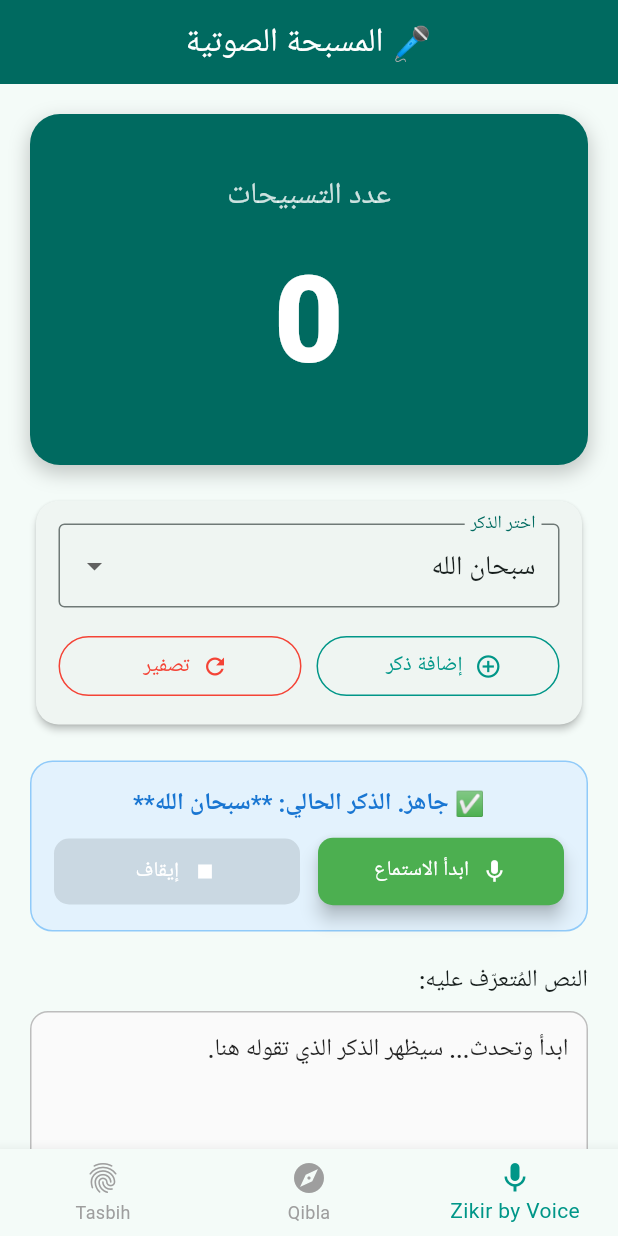
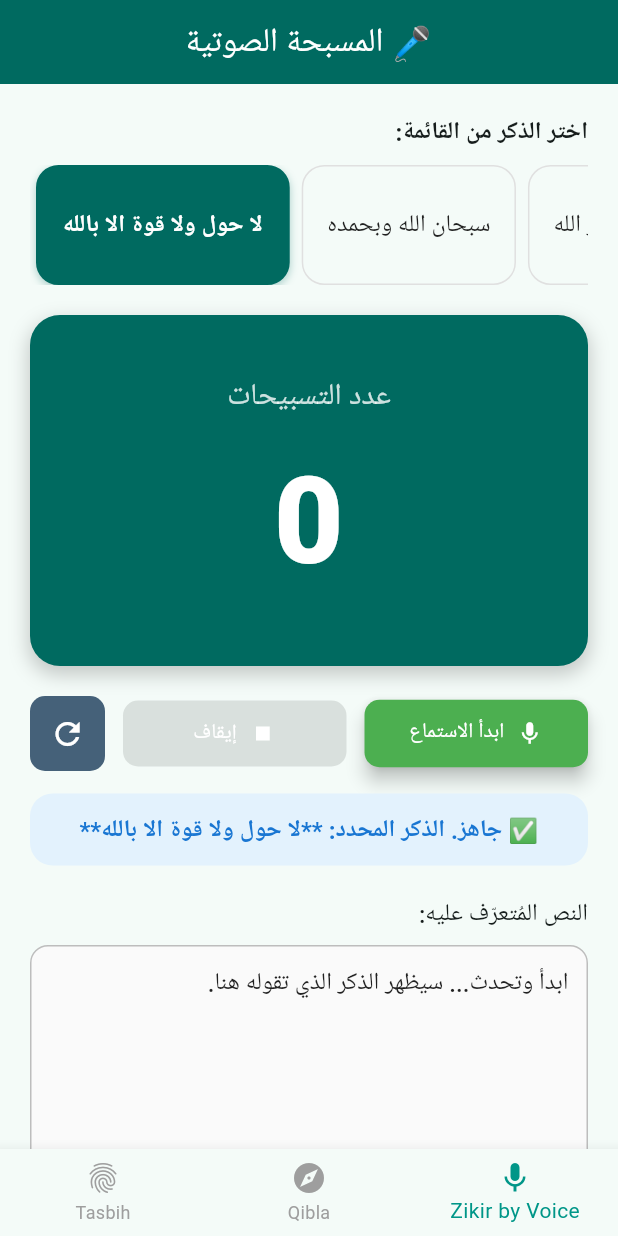
Before and after one commit to Muhmdzahran/flutter-app, a Flutter app: the screen it shows after launch, item 3 of the bottom bar chosen, on a phone screen of 412 x 824 dp. Run offline on Flutter 3.47's test engine with Material 3 defaults, Android fonts, the phone set to English and light mode, and no system bars; our stand-ins replace flutter_compass, flutter_local_notifications, geolocator, speech_to_text, timezone, vibration.

Commit message:
Update features

```diff
--- a/lib/pages/zikir_by_voice.dart
+++ b/lib/pages/zikir_by_voice.dart
@@ -1,13 +1,18 @@
 import 'package:flutter/material.dart';
 import 'package:speech_to_text/speech_to_text.dart' as stt;
 
-// Initial constant map for available Zikr phrases
+// 💡 [UPDATE] The new, comprehensive list of Zikr phrases
 const Map<String, String> _initialAdhkar = {
+  'لا حول ولا قوة الا بالله': 'لا حول ولا قوة الا بالله',
+  'سبحان الله وبحمده': 'سبحان الله وبحمده',
+  'استغفر الله': 'استغفر الله',
+  'اللهم صل وسلم على نبينا محمد': 'اللهم صل وسلم على نبينا محمد',
+  'الحمد لله': 'الحمد لله',
+  'سبحان الله وبحمده سبحان الله العظيم': 'سبحان الله وبحمده سبحان الله العظيم',
   'سبحان الله': 'سبحان الله',
-  'الحمد لله': 'الحمد لله',
+  'سبحان الله العظيم': 'سبحان الله العظيم',
+  'لا اله الا الله': 'لا اله الا الله',
   'الله اكبر': 'الله اكبر',
-  'استغفر الله': 'استغفر الله',
-  'لا إله إلا الله': 'لا إله إلا الله',
 };
 
 class ZikirByVoicePage extends StatefulWidget {
@@ -25,18 +30,16 @@ class _ZikirByVoicePageState extends State<ZikirByVoicePage> {
   String _spokenText = '';
 
   // --- Zikr/Counter State ---
-  // 💡 [CHANGE] Make this list mutable by moving it into the State
-  Map<String, String> _adhkar = Map.from(_initialAdhkar);
-  String _selectedZikr = _initialAdhkar.keys.first;
+  final Map<String, String> _adhkar = Map.from(_initialAdhkar);
+  late String _selectedZikr;
   int _zikrCount = 0;
   int _processedTextLength = 0;
   int _textOccurrenceCount = 0;
 
-  final _customZikrController = TextEditingController();
-
   @override
   void initState() {
     super.initState();
+    _selectedZikr = _initialAdhkar.keys.first;
     _initStt();
   }
 
@@ -119,21 +122,51 @@ class _ZikirByVoicePageState extends State<ZikirByVoicePage> {
   @override
   void dispose() {
     _stt.cancel();
-    _customZikrController.dispose();
     super.dispose();
   }
 
-  // --- Zikr/Counter Methods (Logic Unchanged) ---
+  // --- Zikr/Counter Methods ---
 
+  // 💡 [REVISED] Helper function with enhanced normalization for common STT errors (صل/صلي, Hamza)
   int _countOccurrences(String text, String target) {
     if (target.isEmpty) return 0;
 
+    // 1. Core Normalization Function (Hamza/Alif Maqsura)
     String normalize(String s) {
-      return s.replaceAll(RegExp(r'[أ]'), 'ا');
+      // Consolidate Hamza variations (أ, آ, إ, ئ, ؤ) to a simple Alif (ا)
+      s = s.replaceAll(RegExp(r'[أآإئؤ]'), 'ا');
+      // Normalize Alif Maqsura (ى) to Ya' (ي)
+      s = s.replaceAll('ى', 'ي');
+      return s;
     }
 
+    // 2. Define the set of normalized target strings to check against
+    List<String> normalizedTargets = [];
+    String baseTarget = normalize(target);
+    normalizedTargets.add(baseTarget);
+
+    // Add common STT error variations (e.g., صل <-> صلي)
+    if (baseTarget.endsWith('ل') && baseTarget.length > 1) {
+      // If target is 'صل', add 'صلي'
+      normalizedTargets.add(baseTarget + 'ي');
+    } else if (baseTarget.endsWith('ي') && baseTarget.length > 1) {
+      // If target is 'صلي', add 'صل'
+      normalizedTargets.add(baseTarget.substring(0, baseTarget.length - 1));
+    }
+
+    // Add variations for 'الا' / 'إلا'
+    if (baseTarget.contains('ا للّه')) {
+        normalizedTargets.add(baseTarget.replaceAll('ا للّه', 'ا للّه'));
+    }
+
+    // 3. Normalize the recognized text once
     final normalizedText = normalize(text);
-    final normalizedTarget = normalize(target);
+
+    int totalCount = 0;
+
+    // 4. Iterate over all valid targets and count occurrences
+    for (final normalizedTarget in normalizedTargets) {
+      if (normalizedTarget.isEmpty) continue;
 
       int count = 0;
       int index = 0;
@@ -144,7 +177,15 @@ class _ZikirByVoicePageState extends State<ZikirByVoicePage> {
         count++;
         index += normalizedTarget.length;
       }
-    return count;
+
+      // If we found a match for any variation, use that count and stop.
+      if (count > 0) {
+          totalCount = count;
+          break;
+      }
+    }
+
+    return totalCount;
   }
 
   void _resetCount() {
@@ -156,65 +197,23 @@ class _ZikirByVoicePageState extends State<ZikirByVoicePage> {
     });
   }
 
-  // 💡 [NEW METHOD] for adding custom Zikr
-  void _addCustomZikr(String zikr) {
-    final trimmedZikr = zikr.trim();
-    if (trimmedZikr.isNotEmpty && !_adhkar.containsKey(trimmedZikr)) {
+  void _selectZikr(String zikr) {
+    if (_listening) return; // Cannot change while listening
     setState(() {
-        _adhkar[trimmedZikr] = trimmedZikr;
-        _selectedZikr = trimmedZikr;
+      _selectedZikr = zikr;
       _resetCount();
     });
   }
-  }
 
-  // 💡 [NEW WIDGET] to show the Add Custom Zikr Dialog
-  void _showAddCustomZikrDialog(BuildContext context) {
-    _customZikrController.clear();
-    showDialog(
-      context: context,
-      builder: (BuildContext context) {
-        return Directionality(
-          textDirection: TextDirection.rtl,
-          child: AlertDialog(
-            title: const Text('إضافة ذكر مخصص'),
-            content: TextField(
-              controller: _customZikrController,
-              decoration: const InputDecoration(
-                labelText: 'الذكر الذي تريد إضافته (مثلاً: لا حول ولا قوة إلا بالله)',
-                border: OutlineInputBorder(),
-              ),
-              textAlign: TextAlign.right,
-            ),
-            actions: <Widget>[
-              TextButton(
-                child: const Text('إلغاء'),
-                onPressed: () => Navigator.of(context).pop(),
-              ),
-              ElevatedButton(
-                child: const Text('إضافة'),
-                onPressed: () {
-                  if (_customZikrController.text.isNotEmpty) {
-                    _addCustomZikr(_customZikrController.text);
-                    Navigator.of(context).pop();
-                  }
-                },
-              ),
-            ],
-          ),
-        );
-      },
-    );
-  }
-
-  // --- Widget Build (UI Improvements) ---
+  // --- Widget Builders (UI) ---
 
   Widget _buildCounterDisplay(BuildContext context) {
+    final theme = Theme.of(context);
     return Container(
       width: double.infinity,
       padding: const EdgeInsets.symmetric(vertical: 40, horizontal: 20),
       decoration: BoxDecoration(
-        color: Theme.of(context).primaryColor,
+        color: theme.colorScheme.primary, // Use theme color
         borderRadius: BorderRadius.circular(20),
         boxShadow: [
           BoxShadow(
@@ -249,6 +248,72 @@ class _ZikirByVoicePageState extends State<ZikirByVoicePage> {
     );
   }
 
+  Widget _buildZikrCatalog() {
+    return Column(
+      crossAxisAlignment: CrossAxisAlignment.stretch,
+      children: [
+        const Text(
+          'اختر الذكر من القائمة:',
+          style: TextStyle(fontSize: 16, fontWeight: FontWeight.bold),
+          textDirection: TextDirection.rtl,
+        ),
+        const SizedBox(height: 10),
+        SizedBox(
+          height: 80, // Fixed height for the horizontal list
+          child: ListView.builder(
+            scrollDirection: Axis.horizontal,
+            reverse: true, // RTL scrolling
+            itemCount: _adhkar.length,
+            itemBuilder: (context, index) {
+              final zikr = _adhkar.keys.elementAt(index);
+              final isSelected = zikr == _selectedZikr;
+              final theme = Theme.of(context);
+
+              return Padding(
+                padding: const EdgeInsets.symmetric(horizontal: 4.0),
+                child: GestureDetector(
+                  onTap: _listening ? null : () => _selectZikr(zikr),
+                  child: Container(
+                    padding: const EdgeInsets.symmetric(horizontal: 16, vertical: 8),
+                    decoration: BoxDecoration(
+                      color: isSelected ? theme.colorScheme.primary : theme.cardColor,
+                      borderRadius: BorderRadius.circular(15),
+                      border: Border.all(
+                        color: isSelected ? theme.colorScheme.primary : Colors.grey.shade300,
+                        width: isSelected ? 2 : 1,
+                      ),
+                      boxShadow: isSelected
+                          ? [
+                              BoxShadow(
+                                color: theme.colorScheme.primary.withOpacity(0.3),
+                                blurRadius: 4,
+                                offset: const Offset(0, 2),
+                              )
+                            ]
+                          : null,
+                    ),
+                    alignment: Alignment.center,
+                    child: Text(
+                      zikr,
+                      textDirection: TextDirection.rtl,
+                      style: TextStyle(
+                        fontSize: 16,
+                        fontWeight: isSelected ? FontWeight.bold : FontWeight.normal,
+                        color: isSelected
+                            ? Colors.white
+                            : (theme.brightness == Brightness.dark ? Colors.white : Colors.black87),
+                      ),
+                    ),
+                  ),
+                ),
+              );
+            },
+          ),
+        ),
+      ],
+    );
+  }
+
   @override
   Widget build(BuildContext context) {
     final theme = Theme.of(context);
@@ -258,7 +323,7 @@ class _ZikirByVoicePageState extends State<ZikirByVoicePage> {
       appBar: AppBar(
         title: const Text('المسبحة الصوتية 🎤'),
         centerTitle: true,
-        backgroundColor: theme.primaryColor,
+        backgroundColor: theme.colorScheme.primary,
         foregroundColor: Colors.white,
       ),
       body: Directionality(
@@ -268,111 +333,19 @@ class _ZikirByVoicePageState extends State<ZikirByVoicePage> {
           child: Column(
             crossAxisAlignment: CrossAxisAlignment.stretch,
             children: [
-              // 1. Main Counter Display
+              // 1. Zikr Catalog (Horizontal Row)
+              _buildZikrCatalog(),
+
+              const SizedBox(height: 20),
+
+              // 2. Main Counter Display
               _buildCounterDisplay(context),
 
               const SizedBox(height: 20),
 
-              // 2. Zikr Selection and Controls
-              Card(
-                elevation: 2,
-                shape: RoundedRectangleBorder(borderRadius: BorderRadius.circular(15)),
-                child: Padding(
-                  padding: const EdgeInsets.all(15.0),
-                  child: Column(
-                    children: [
-                      // Dropdown for Zikr Selection
-                      DropdownButtonFormField<String>(
-                        decoration: InputDecoration(
-                          labelText: 'اختر الذكر',
-                          border: const OutlineInputBorder(),
-                          enabled: !_listening,
-                          labelStyle: TextStyle(color: _listening ? Colors.grey : theme.primaryColor),
-                        ),
-                        value: _selectedZikr, // Use 'value' instead of 'initialValue' when managed by state
-                        items: _adhkar.keys
-                            .map((String zikr) => DropdownMenuItem<String>(
-                                  value: zikr,
-                                  child: Text(zikr, style: const TextStyle(fontSize: 18)),
-                                ))
-                            .toList(),
-                        onChanged: _listening
-                            ? null
-                            : (String? newValue) {
-                                if (newValue != null) {
-                                  setState(() {
-                                    _selectedZikr = newValue;
-                                    _resetCount();
-                                  });
-                                }
-                              },
-                      ),
-                      const SizedBox(height: 15),
-
-                      // Row for Add Custom Zikr and Reset Button
+              // 3. Control Buttons and Reset
               Row(
-                        children: [
-                          // 💡 [NEW BUTTON] Add Custom Zikr
-                          Expanded(
-                            child: OutlinedButton.icon(
-                              icon: const Icon(Icons.add_circle_outline),
-                              label: const Text('إضافة ذكر'),
-                              style: OutlinedButton.styleFrom(
-                                foregroundColor: Colors.teal,
-                                side: const BorderSide(color: Colors.teal),
-                              ),
-                              onPressed: _listening ? null : () => _showAddCustomZikrDialog(context),
-                            ),
-                          ),
-                          const SizedBox(width: 10),
-                          // Reset Button
-                          Expanded(
-                            child: OutlinedButton.icon(
-                              icon: const Icon(Icons.refresh),
-                              label: const Text('تصفير'),
-                              style: OutlinedButton.styleFrom(
-                                foregroundColor: Colors.red,
-                                side: const BorderSide(color: Colors.red),
-                              ),
-                              onPressed: _resetCount,
-                            ),
-                          ),
-                        ],
-                      ),
-                    ],
-                  ),
-                ),
-              ),
-
-              const SizedBox(height: 20),
-
-              // 3. Status and Control Buttons
-              Container(
-                padding: const EdgeInsets.all(15),
-                decoration: BoxDecoration(
-                  color: _listening ? Colors.green.shade50 : Colors.blue.shade50,
-                  borderRadius: BorderRadius.circular(15),
-                  border: Border.all(
-                    color: _listening ? Colors.green.shade200 : Colors.blue.shade200,
-                  ),
-                ),
-                child: Column(
-                  children: [
-                    Text(
-                      _available
-                          ? (_listening
-                              ? '🎧 يستمع الآن... قل: **$_selectedZikr**'
-                              : '✅ جاهز. الذكر الحالي: **$_selectedZikr**')
-                          : '⚠️ التعرّف على الكلام غير متاح على هذا الجهاز',
-                      style: TextStyle(
-                        color: _listening ? Colors.green.shade700 : Colors.blue.shade700,
-                        fontSize: 16,
-                        fontWeight: FontWeight.bold,
-                      ),
-                      textAlign: TextAlign.center,
-                    ),
-                    const SizedBox(height: 10),
-                    Row(
+                mainAxisAlignment: MainAxisAlignment.spaceBetween,
                 children: [
                   Expanded(
                     child: ElevatedButton.icon(
@@ -401,7 +374,59 @@ class _ZikirByVoicePageState extends State<ZikirByVoicePage> {
                       onPressed: _listening ? _stopListening : null,
                     ),
                   ),
+                  const SizedBox(width: 12),
+                  // Reset Button
+                  SizedBox(
+                    width: 50,
+                    height: 50,
+                    child: IconButton.filled(
+                      icon: const Icon(Icons.refresh),
+                      color: Colors.white,
+                      style: IconButton.styleFrom(
+                        backgroundColor: theme.colorScheme.tertiary,
+                        shape: RoundedRectangleBorder(borderRadius: BorderRadius.circular(10)),
+                      ),
+                      onPressed: _resetCount,
+                    ),
+                  ),
                 ],
+              ),
+
+              const SizedBox(height: 15),
+
+              // 4. Status and Selected Zikr
+              Container(
+                padding: const EdgeInsets.all(12),
+                decoration: BoxDecoration(
+                  color: _listening ? Colors.green.shade50 : Colors.blue.shade50,
+                  borderRadius: BorderRadius.circular(15),
+                ),
+                child: Column(
+                  children: [
+                    Text(
+                      _available
+                          ? (_listening
+                              ? '🎧 يستمع الآن... قل: **$_selectedZikr**'
+                              : '✅ جاهز. الذكر المحدد: **$_selectedZikr**')
+                          : '⚠️ التعرّف على الكلام غير متاح على هذا الجهاز',
+                      style: TextStyle(
+                        color: _listening ? Colors.green.shade700 : Colors.blue.shade700,
+                        fontSize: 16,
+                        fontWeight: FontWeight.bold,
+                      ),
+                      textAlign: TextAlign.center,
+                    ),
+                    if (_listening)
+                      Padding(
+                        padding: const EdgeInsets.only(top: 8.0),
+                        child: Text(
+                          'إجمالي العد حتى الآن: **$_textOccurrenceCount**',
+                          style: TextStyle(
+                            color: theme.colorScheme.secondary,
+                            fontSize: 14,
+                            fontWeight: FontWeight.w600,
+                          ),
+                        ),
                       ),
                   ],
                 ),
@@ -409,7 +434,7 @@ class _ZikirByVoicePageState extends State<ZikirByVoicePage> {
 
               const SizedBox(height: 20),
 
-              // 4. Recognized Text Display
+              // 5. Recognized Text Display
               Text(
                 'النص المُتعرّف عليه:',
                 style: theme.textTheme.titleMedium,
@@ -437,17 +462,6 @@ class _ZikirByVoicePageState extends State<ZikirByVoicePage> {
                   ),
                 ),
               ),
-              const SizedBox(height: 10),
-
-              if (_listening)
-                Text(
-                  'إجمالي مرات ظهور الذكر في النص الحالي: **$_textOccurrenceCount**',
-                  style: TextStyle(
-                    color: theme.colorScheme.secondary,
-                    fontSize: 14,
-                    fontWeight: FontWeight.w600,
-                  ),
-                ),
             ],
           ),
         ),
```
Lines whose indentation alone changed are shown as unchanged.
